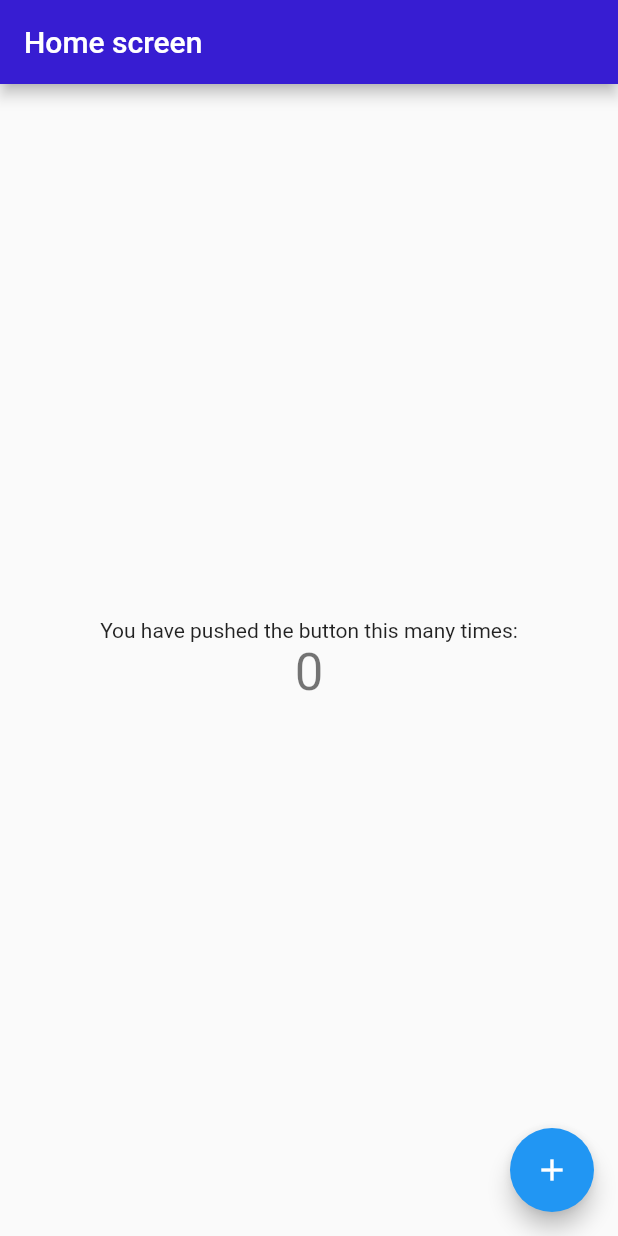
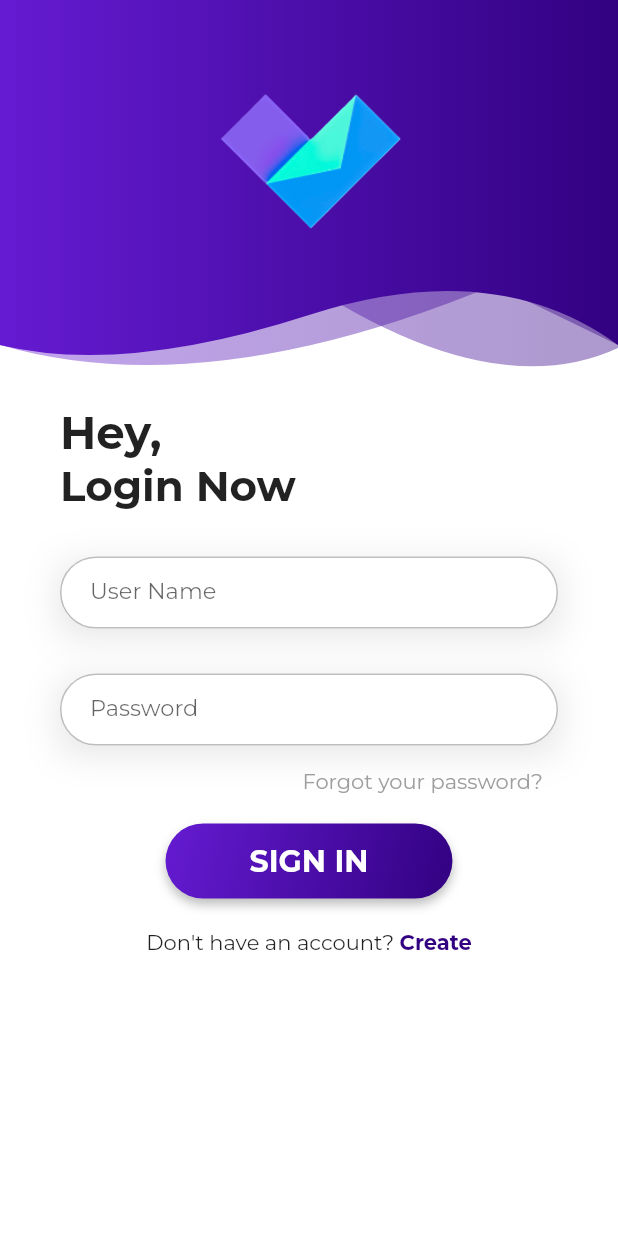
Before and after one commit to Naseeb-Nex/V-Connect, a Flutter app: the screen it shows after launch, on a phone screen of 412 x 824 dp. Run offline on Flutter 3.47's test engine with Material 2 defaults, Android fonts, the phone set to English and light mode, and no system bars; our stand-ins replace animated_splash_screen, hexcolor; project files that could hold a hidden picture were left out.

Commit message:
feat: Login screen added

```diff
--- /dev/null
+++ b/lib/components/theme_helper.dart
@@ -0,0 +1,96 @@
+
+import 'package:flutter/material.dart';
+import 'package:hexcolor/hexcolor.dart';
+
+class ThemeHelper{
+
+  InputDecoration textInputDecoration([String lableText="", String hintText = ""]){
+    return InputDecoration(
+      labelText: lableText,
+      hintText: hintText,
+      fillColor: Colors.white,
+      filled: true,
+      contentPadding: EdgeInsets.fromLTRB(20, 10, 20, 10),
+      focusedBorder: OutlineInputBorder(borderRadius: BorderRadius.circular(100.0), borderSide: BorderSide(color: Colors.grey)),
+      enabledBorder: OutlineInputBorder(borderRadius: BorderRadius.circular(100.0), borderSide: BorderSide(color: Colors.grey.shade400)),
+      errorBorder: OutlineInputBorder(borderRadius: BorderRadius.circular(100.0), borderSide: BorderSide(color: Colors.red, width: 2.0)),
+      focusedErrorBorder: OutlineInputBorder(borderRadius: BorderRadius.circular(100.0), borderSide: BorderSide(color: Colors.red, width: 2.0)),
+    );
+  }
+
+  BoxDecoration inputBoxDecorationShaddow() {
+    return BoxDecoration(boxShadow: [
+      BoxShadow(
+        color: Colors.black.withOpacity(0.1),
+        blurRadius: 20,
+        offset: const Offset(0, 5),
+      )
+    ]);
+  }
+
+  BoxDecoration buttonBoxDecoration(BuildContext context, [String color1 = "", String color2 = ""]) {
+    Color c1 = Theme.of(context).primaryColor;
+    Color c2 = Theme.of(context).accentColor;
+    if (color1.isEmpty == false) {
+      c1 = HexColor(color1);
+    }
+    if (color2.isEmpty == false) {
+      c2 = HexColor(color2);
+    }
+
+    return BoxDecoration(
+      boxShadow: [
+        BoxShadow(color: Colors.black26, offset: Offset(0, 4), blurRadius: 5.0)
+      ],
+      gradient: LinearGradient(
+        begin: Alignment.topLeft,
+        end: Alignment.bottomRight,
+        stops: [0.0, 1.0],
+        colors: [
+          c1,
+          c2,
+        ],
+      ),
+      color: Colors.deepPurple.shade300,
+      borderRadius: BorderRadius.circular(30),
+    );
+  }
+
+  ButtonStyle buttonStyle() {
+    return ButtonStyle(
+      shape: MaterialStateProperty.all<RoundedRectangleBorder>(
+        RoundedRectangleBorder(
+          borderRadius: BorderRadius.circular(30.0),
+        ),
+      ),
+      minimumSize: MaterialStateProperty.all(Size(50, 50)),
+      backgroundColor: MaterialStateProperty.all(Colors.transparent),
+      shadowColor: MaterialStateProperty.all(Colors.transparent),
+    );
+  }
+
+  AlertDialog alartDialog(String title, String content, BuildContext context) {
+    return AlertDialog(
+      title: Text(title),
+      content: Text(content),
+      actions: [
+        TextButton(
+          child: Text(
+            "OK",
+            style: TextStyle(color: Colors.white),
+          ),
+          style: ButtonStyle(
+              backgroundColor: MaterialStateProperty.all(Colors.black38)),
+          onPressed: () {
+            Navigator.of(context).pop();
+          },
+        ),
+      ],
+    );
+  }
+
+}
+
+class LoginFormStyle{
+
+}
--- a/lib/main.dart
+++ b/lib/main.dart
@@ -2,23 +2,27 @@ import 'package:flutter/material.dart';
 import 'package:vconnect/screens/splashscreen.dart';
 
 void main() {
-  runApp(const MyApp());
+  runApp( MyApp());
 }
 
 class MyApp extends StatelessWidget {
-  const MyApp({super.key});
+   MyApp({super.key});
+    // Our Logo Blue Color
+  Color _primaryColor= Color(0XFF651BD2);
+  Color _accentColor= Color(0XFF320181);
 
   @override
   Widget build(BuildContext context) {
+
     return MaterialApp(
       title: 'VConnect',
       debugShowCheckedModeBanner: false,
       theme: ThemeData(
-          colorScheme: ColorScheme.fromSwatch().copyWith(
-            primary: const Color(0XFF371DD2),
-          ),
-          visualDensity: VisualDensity.adaptivePlatformDensity,
-        ),
+        primaryColor: _primaryColor,
+        accentColor: _accentColor,
+        scaffoldBackgroundColor: Colors.grey.shade100,
+        primarySwatch: Colors.grey,
+      ),
       home: const SplashSrc(),
     );
   }
--- /dev/null
+++ b/lib/screens/login.dart
@@ -0,0 +1,157 @@
+import 'package:flutter/gestures.dart';
+import 'package:flutter/material.dart';
+
+import '../components/theme_helper.dart';
+// import 'forgot_password_page.dart';
+// import 'profile_page.dart';
+// import 'registration_page.dart';
+import 'widgets/header_widget.dart';
+
+class LoginPage extends StatefulWidget {
+  const LoginPage({Key? key}) : super(key: key);
+
+  @override
+  _LoginPageState createState() => _LoginPageState();
+}
+
+class _LoginPageState extends State<LoginPage> {
+  Key _formKey = GlobalKey<FormState>();
+  double _headerHeight = 250;
+
+  @override
+  Widget build(BuildContext context) {
+    return Scaffold(
+      backgroundColor: Colors.white,
+      body: SingleChildScrollView(
+        child: Column(
+          children: [
+            SizedBox(
+              height: _headerHeight,
+              child: HeaderWidget(_headerHeight, true,
+                  Icons.login_rounded), //let's create a common header widget
+            ),
+            SafeArea(
+              child: Container(
+                  padding: const EdgeInsets.fromLTRB(20, 10, 20, 10),
+                  margin: const EdgeInsets.fromLTRB(
+                      20, 10, 20, 10), // This will be the login form
+                  child: Column(
+                    crossAxisAlignment: CrossAxisAlignment.start,
+                    children: [
+                      const Text(
+                        'Hey,',
+                        style: TextStyle(
+                            fontSize: 30,
+                            fontWeight: FontWeight.bold,
+                            fontFamily: "Montserrat"),
+                      ),
+                      const Text(
+                        'Login Now',
+                        style: TextStyle(
+                            fontSize: 28,
+                            fontWeight: FontWeight.bold,
+                            fontFamily: "Montserrat"),
+                      ),
+                      const SizedBox(height: 30.0),
+                      Form(
+                          key: _formKey,
+                          child: Column(
+                            children: [
+                              Container(
+                                child: TextFormField(
+                                  decoration: ThemeHelper().textInputDecoration(
+                                      'User Name', 'Enter your user name'),
+                                  style: TextStyle(
+                                    fontFamily: "Montserrat",
+                                    fontSize: 15,
+                                  ),
+                                ),
+                                decoration:
+                                    ThemeHelper().inputBoxDecorationShaddow(),
+                              ),
+                              const SizedBox(height: 30.0),
+                              Container(
+                                child: TextFormField(
+                                  obscureText: true,
+                                  decoration: ThemeHelper().textInputDecoration(
+                                      'Password', 'Enter your password'),
+                                  style: TextStyle(
+                                    fontFamily: "Montserrat",
+                                    fontSize: 15,
+                                  ),
+                                ),
+                                decoration:
+                                    ThemeHelper().inputBoxDecorationShaddow(),
+                              ),
+                              const SizedBox(height: 15.0),
+                              Container(
+                                margin: EdgeInsets.fromLTRB(10, 0, 10, 20),
+                                alignment: Alignment.topRight,
+                                child: GestureDetector(
+                                  onTap: () {
+                                    // Navigator.push( context, MaterialPageRoute( builder: (context) => ForgotPasswordPage()), );
+                                  },
+                                  child: const Text(
+                                    "Forgot your password?",
+                                    style: TextStyle(
+                                        color: Colors.grey,
+                                        fontFamily: "Montserrat"),
+                                  ),
+                                ),
+                              ),
+                              Container(
+                                decoration:
+                                    ThemeHelper().buttonBoxDecoration(context),
+                                child: ElevatedButton(
+                                  style: ThemeHelper().buttonStyle(),
+                                  child: Padding(
+                                    padding: const EdgeInsets.fromLTRB(
+                                        40, 10, 40, 10),
+                                    child: Text(
+                                      'Sign In'.toUpperCase(),
+                                      style: const TextStyle(
+                                          fontSize: 20,
+                                          fontWeight: FontWeight.bold,
+                                          color: Colors.white,
+                                          fontFamily: "Montserrat"),
+                                    ),
+                                  ),
+                                  onPressed: () {
+                                    //After successful login we will redirect to profile page. Let's create profile page now
+                                    // Navigator.pushReplacement(context, MaterialPageRoute(builder: (context) => ProfilePage()));
+                                  },
+                                ),
+                              ),
+                              Container(
+                                margin:
+                                    const EdgeInsets.fromLTRB(10, 20, 10, 20),
+                                //child: Text('Don\'t have an account? Create'),
+                                child: Text.rich(TextSpan(children: [
+                                  const TextSpan(
+                                      text: "Don\'t have an account? ",
+                                      style:
+                                          TextStyle(fontFamily: "Montserrat")),
+                                  TextSpan(
+                                    text: 'Create',
+                                    recognizer: TapGestureRecognizer()
+                                      ..onTap = () {
+                                        // Navigator.push(context, MaterialPageRoute(builder: (context) => RegistrationPage()));
+                                      },
+                                    style: TextStyle(
+                                        fontWeight: FontWeight.bold,
+                                        fontFamily: "Montserrat",
+                                        color: Theme.of(context).accentColor),
+                                  ),
+                                ])),
+                              ),
+                            ],
+                          )),
+                    ],
+                  )),
+            ),
+          ],
+        ),
+      ),
+    );
+  }
+}
--- a/lib/screens/splashscreen.dart
+++ b/lib/screens/splashscreen.dart
@@ -3,6 +3,7 @@ import 'package:flutter/material.dart';
 
 import '../constants/constants.dart';
 import '../main.dart';
+import 'login.dart';
 
 // Splash Screen
 class SplashSrc extends StatefulWidget {
@@ -21,11 +22,11 @@ class _SplashSrcState extends State<SplashSrc> {
     return AnimatedSplashScreen(
       splash: Image.asset(
         "assets/icons/appicon.png",
-        width: s.width * 0.3,
+        width: s.width * 0.5,
         height: s.width * 0.5,
         fit: BoxFit.fill,
       ),
-      nextScreen: const MyHomePage(title: "Home screen"),
+      nextScreen: const LoginPage(),
       duration: 100,
       backgroundColor: primarycolor,
       splashTransition: SplashTransition.slideTransition,
--- /dev/null
+++ b/lib/screens/widgets/header_widget.dart
@@ -0,0 +1,155 @@
+// This widget will draw header section of all page. Wich you will get with the project source code.
+
+import 'package:flutter/material.dart';
+
+class HeaderWidget extends StatefulWidget {
+  final double _height;
+  final bool _showIcon;
+  final IconData _icon;
+
+  const HeaderWidget(this._height, this._showIcon, this._icon, {Key? key}) : super(key: key);
+
+  @override
+  _HeaderWidgetState createState() => _HeaderWidgetState(_height, _showIcon, _icon);
+}
+
+class _HeaderWidgetState extends State<HeaderWidget> {
+  double _height;
+  bool _showIcon;
+  IconData _icon;
+
+  _HeaderWidgetState(this._height, this._showIcon, this._icon);
+
+  @override
+  Widget build(BuildContext context) {
+    double width = MediaQuery
+        .of(context)
+        .size
+        .width;
+
+    return Container(
+      child: Stack(
+        children: [
+          ClipPath(
+            child: Container(
+              decoration: new BoxDecoration(
+                gradient: new LinearGradient(
+                    colors: [
+                      Theme.of(context).primaryColor.withOpacity(0.4),
+                      Theme.of(context).accentColor.withOpacity(0.4),
+                    ],
+                    begin: const FractionalOffset(0.0, 0.0),
+                    end: const FractionalOffset(1.0, 0.0),
+                    stops: [0.0, 1.0],
+                    tileMode: TileMode.clamp
+                ),
+              ),
+            ),
+            clipper: new ShapeClipper(
+                [
+                  Offset(width / 5, _height),
+                  Offset(width / 10 * 5, _height - 60),
+                  Offset(width / 5 * 4, _height + 20),
+                  Offset(width, _height - 18)
+                ]
+            ),
+          ),
+          ClipPath(
+            child: Container(
+              decoration: new BoxDecoration(
+                gradient: new LinearGradient(
+                    colors: [
+                      Theme.of(context).primaryColor.withOpacity(0.4),
+                      Theme.of(context).accentColor.withOpacity(0.4),
+                    ],
+                    begin: const FractionalOffset(0.0, 0.0),
+                    end: const FractionalOffset(1.0, 0.0),
+                    stops: [0.0, 1.0],
+                    tileMode: TileMode.clamp
+                ),
+              ),
+            ),
+            clipper: new ShapeClipper(
+                [
+                  Offset(width / 3, _height + 20),
+                  Offset(width / 10 * 8, _height - 60),
+                  Offset(width / 5 * 4, _height - 60),
+                  Offset(width, _height - 20)
+                ]
+            ),
+          ),
+          ClipPath(
+            child: Container(
+              decoration: new BoxDecoration(
+                gradient: new LinearGradient(
+                    colors: [
+                      Theme.of(context).primaryColor,
+                      Theme.of(context).accentColor,
+                    ],
+                    begin: const FractionalOffset(0.0, 0.0),
+                    end: const FractionalOffset(1.0, 0.0),
+                    stops: [0.0, 1.0],
+                    tileMode: TileMode.clamp
+                ),
+              ),
+            ),
+            clipper: new ShapeClipper(
+                [
+                  Offset(width / 5, _height),
+                  Offset(width / 2, _height - 40),
+                  Offset(width / 5 * 4, _height - 80),
+                  Offset(width, _height - 20)
+                ]
+            ),
+          ),
+          Visibility(
+            visible: _showIcon,
+            child: Container(
+              height: _height - 40,
+              child: Center(
+                child: Container(
+                  margin: EdgeInsets.all(20),
+                  padding: EdgeInsets.only(
+                    left: 5.0,
+                    top: 20.0,
+                    right: 5.0,
+                    bottom: 20.0,
+                  ),
+                  child: Image.asset("assets/icons/appicon.png"),
+                ),
+              ),
+            ),
+          ),
+
+        ],
+      ),
+    );
+  }
+}
+
+class ShapeClipper extends CustomClipper<Path> {
+  List<Offset> _offsets = [];
+  ShapeClipper(this._offsets);
+  @override
+  Path getClip(Size size) {
+    var path = new Path();
+
+    path.lineTo(0.0, size.height-20);
+
+    // path.quadraticBezierTo(size.width/5, size.height, size.width/2, size.height-40);
+    // path.quadraticBezierTo(size.width/5*4, size.height-80, size.width, size.height-20);
+
+    path.quadraticBezierTo(_offsets[0].dx, _offsets[0].dy, _offsets[1].dx,_offsets[1].dy);
+    path.quadraticBezierTo(_offsets[2].dx, _offsets[2].dy, _offsets[3].dx,_offsets[3].dy);
+
+    // path.lineTo(size.width, size.height-20);
+    path.lineTo(size.width, 0.0);
+    path.close();
+
+
+    return path;
+  }
+
+  @override
+  bool shouldReclip(CustomClipper<Path> oldClipper) => false;
+}
```
Also changed, not shown: assets/icons/appicon.png, pubspec.lock, 1 other file.
